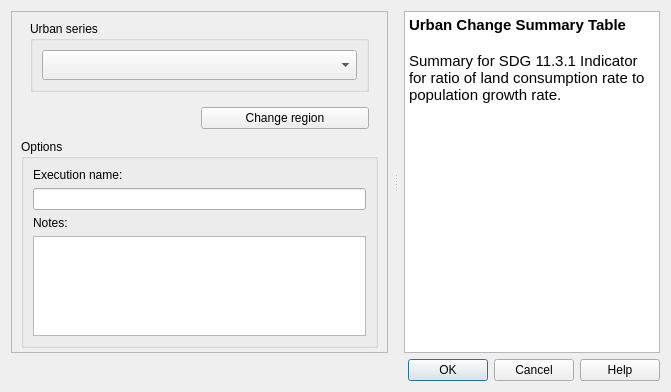
The window that LDMP/gui/DlgCalculateUrbanSummaryTable.ui (ConservationInternational/trends.earth) describes before a commit, drawn with Qt 5.
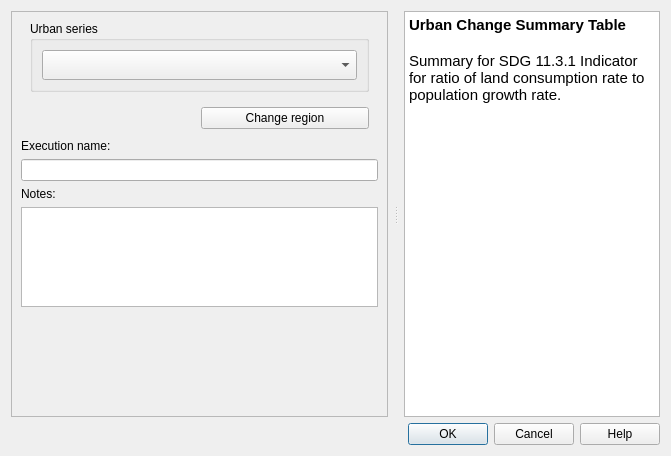
The same window after the commit. Custom widgets are drawn as their Qt base class.

Commit message: using only one group box on all algorithms execution dialogs

What changed in the file:
```diff
--- a/LDMP/gui/DlgCalculateUrbanSummaryTable.ui
+++ b/LDMP/gui/DlgCalculateUrbanSummaryTable.ui
@@ -7,7 +7,7 @@
     <x>0</x>
     <y>0</y>
     <width>671</width>
-    <height>262</height>
+    <height>456</height>
    </rect>
   </property>
   <property name="sizePolicy">
@@ -155,15 +155,6 @@
         </layout>
        </item>
        <item>
-        <widget class="QgsCollapsibleGroupBox" name="options_group">
-         <property name="title">
-          <string>Options</string>
-         </property>
-         <property name="collapsed">
-          <bool>true</bool>
-         </property>
-         <layout class="QVBoxLayout" name="verticalLayout_4">
-          <item>
            <widget class="QLabel" name="execution_name_la">
             <property name="text">
              <string>Execution name:</string>
@@ -202,9 +193,6 @@
             </property>
            </widget>
           </item>
-         </layout>
-        </widget>
-       </item>
        <item>
         <spacer name="verticalSpacer">
          <property name="orientation">
@@ -261,12 +249,6 @@
   </layout>
  </widget>
  <customwidgets>
-  <customwidget>
-   <class>QgsCollapsibleGroupBox</class>
-   <extends>QGroupBox</extends>
-   <header>qgis.gui</header>
-   <container>1</container>
-  </customwidget>
   <customwidget>
    <class>WidgetDataIOSelectTELayerExisting</class>
    <extends>QComboBox</extends>
```
Lines whose indentation alone changed are shown as unchanged. The commit also changes 11 other files.
